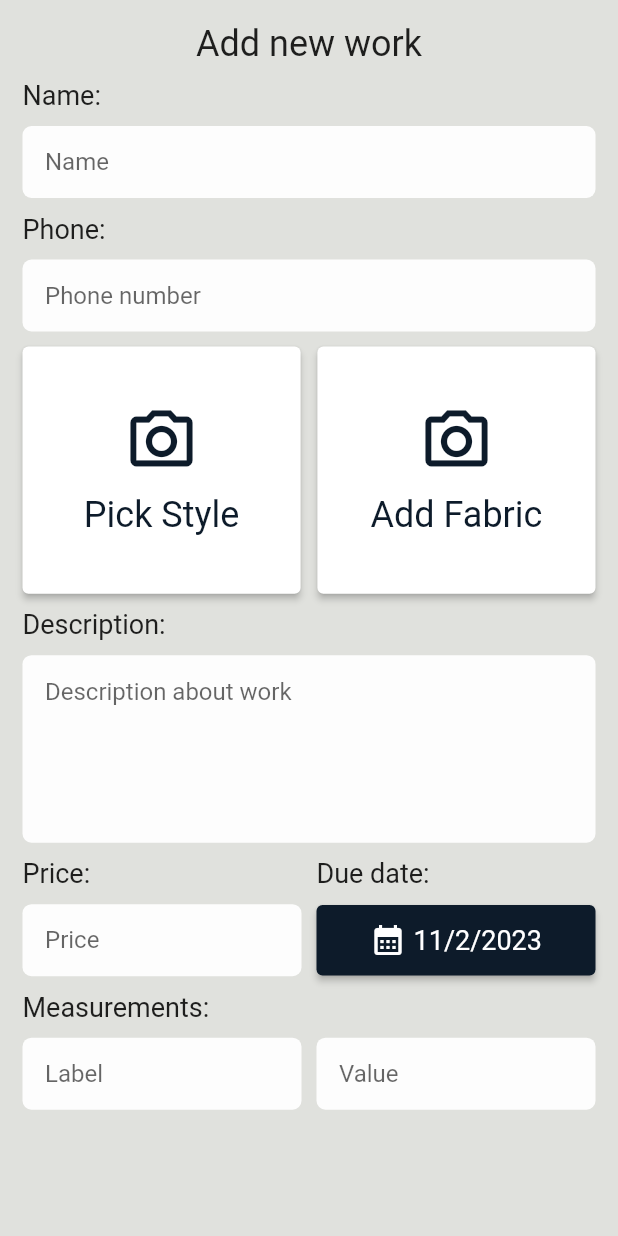
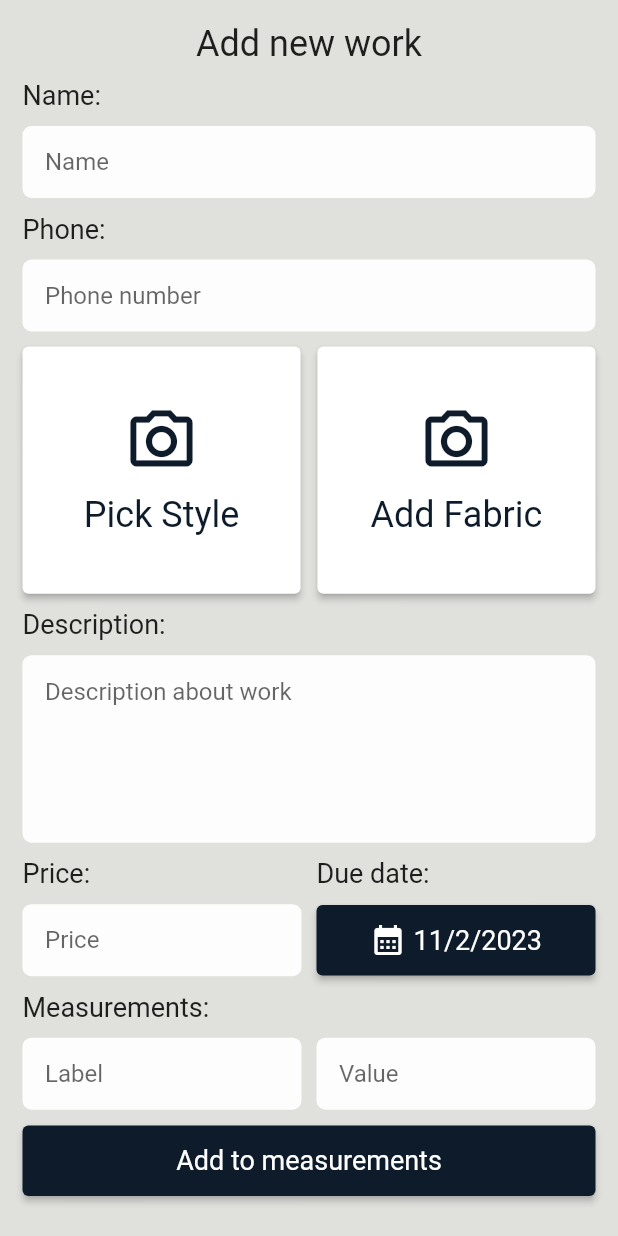
Before and after one commit to Genics85/tailor-app, a Flutter app: the AddPage screen opened directly, on a phone screen of 412 x 824 dp. Run offline on Flutter 3.47's test engine with Material 2 defaults, Android fonts, the phone set to English and light mode, and no system bars; our stand-ins replace image_picker; network calls fail.

Commit message:
array for measurements created

```diff
--- a/lib/screens/add_page.dart
+++ b/lib/screens/add_page.dart
@@ -20,18 +20,21 @@ class _AddPageState extends State<AddPage> {
   final TextEditingController _labelController = TextEditingController();
   final TextEditingController _valueController = TextEditingController();
 
-  int counter = 0;
-  void increaseCounter() {
+  addToMeasurement(String label, String value) {
     setState(() {
-      counter++;
+      measurements.add([label, value]);
+      _labelController.text = "";
+      _valueController.text = "";
     });
-    debugPrint("clicked");
+    debugPrint("#########################");
+    debugPrint(measurements.toString());
   }
 
   File? stylePic;
   File? clothPic;
   DateTime dateTime = DateTime.now();
   String localStyleImagePath = "";
+  List<List> measurements = [];
 
   pickDate(BuildContext context) {
     showDatePicker(
@@ -93,7 +96,6 @@ class _AddPageState extends State<AddPage> {
   Widget build(BuildContext context) {
     Size size = MediaQuery.of(context).size;
     return SafeArea(
-        bottom: false,
         child: Scaffold(
       backgroundColor: AppColors.colorLight,
       body: Container(
@@ -288,12 +290,10 @@ class _AddPageState extends State<AddPage> {
                                     fillColor: const Color.fromARGB(
                                         242, 255, 255, 255),
                                     border: OutlineInputBorder(
-                                            borderRadius:
-                                                BorderRadius.circular(6),
+                                        borderRadius: BorderRadius.circular(6),
                                         borderSide: BorderSide.none),
                                     iconColor: AppColors.colorDark,
-                                        contentPadding:
-                                            const EdgeInsets.symmetric(
+                                    contentPadding: const EdgeInsets.symmetric(
                                         horizontal: 15),
                                     hintText: "Price"))
                           ],
@@ -318,8 +318,8 @@ class _AddPageState extends State<AddPage> {
                             ElevatedButton(
                                 onPressed: () => pickDate(context),
                                 style: ElevatedButton.styleFrom(
-                                        minimumSize: Size(size.width * 0.5,
-                                            size.height * 0.057),
+                                    minimumSize: Size(
+                                        size.width * 0.5, size.height * 0.057),
                                     foregroundColor: Colors.white,
                                     backgroundColor: AppColors.colorDark,
                                     padding: const EdgeInsets.symmetric(
@@ -328,8 +328,7 @@ class _AddPageState extends State<AddPage> {
                                       fontSize: 18,
                                     )),
                                 child: Row(
-                                      mainAxisAlignment:
-                                          MainAxisAlignment.center,
+                                  mainAxisAlignment: MainAxisAlignment.center,
                                   children: [
                                     const Icon(Icons.calendar_month),
                                     const SizedBox(
@@ -353,6 +352,8 @@ class _AddPageState extends State<AddPage> {
                       style: TextStyle(fontSize: 18),
                     )),
                 const SizedBox(height: 10),
+                Column(
+                  children: [
                     Row(
                         mainAxisAlignment: MainAxisAlignment.spaceAround,
                         children: [
@@ -393,7 +394,26 @@ class _AddPageState extends State<AddPage> {
                                           const EdgeInsets.symmetric(
                                               horizontal: 15),
                                       hintText: "Value")))
-                        ])
+                        ]),
+                    const SizedBox(
+                      height: 10,
+                    ),
+                    ElevatedButton(
+                        onPressed: () => addToMeasurement(
+                            _labelController.text, _valueController.text),
+                        style: ElevatedButton.styleFrom(
+                            minimumSize:
+                                Size(size.width * 0.95, size.height * 0.057),
+                            foregroundColor: Colors.white,
+                            backgroundColor: AppColors.colorDark,
+                            padding: const EdgeInsets.symmetric(
+                                horizontal: 10, vertical: 10),
+                            textStyle: const TextStyle(
+                              fontSize: 18,
+                            )),
+                        child: const Text('Add to measurements'))
+                  ],
+                )
               ],
             ),
           )),
--- a/lib/screens/landing_page.dart
+++ b/lib/screens/landing_page.dart
@@ -35,7 +35,7 @@ class _LandingPageState extends State<LandingPage> {
     Size size = MediaQuery.of(context).size;
     return Scaffold(
       extendBody: true,
-      backgroundColor: Colors.transparent,
+      backgroundColor: Colors.white,
       bottomNavigationBar: appNavigationBar(size),
       body: listOfPages.elementAt(currentIndex),
     );
```
Lines whose indentation alone changed are shown as unchanged.
